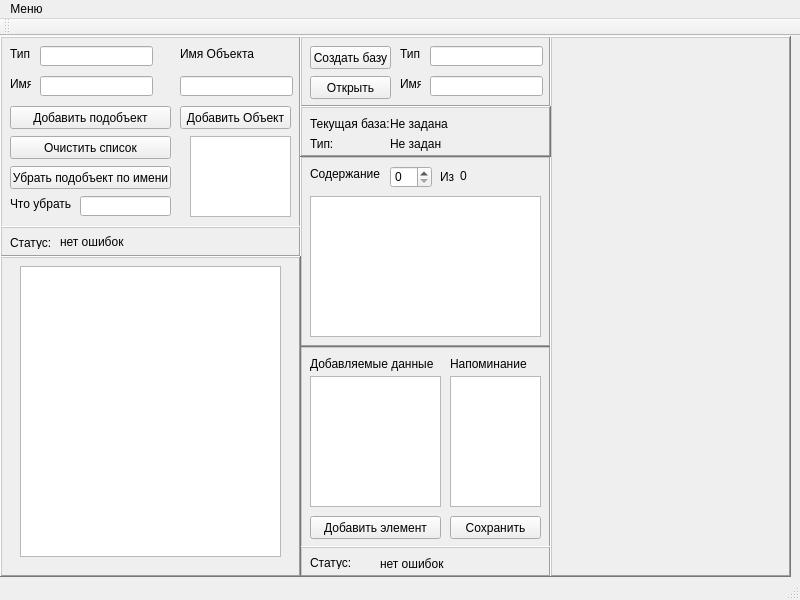
Qt form baza1/mainwindow.ui (ais1199/basa1) before a commit.
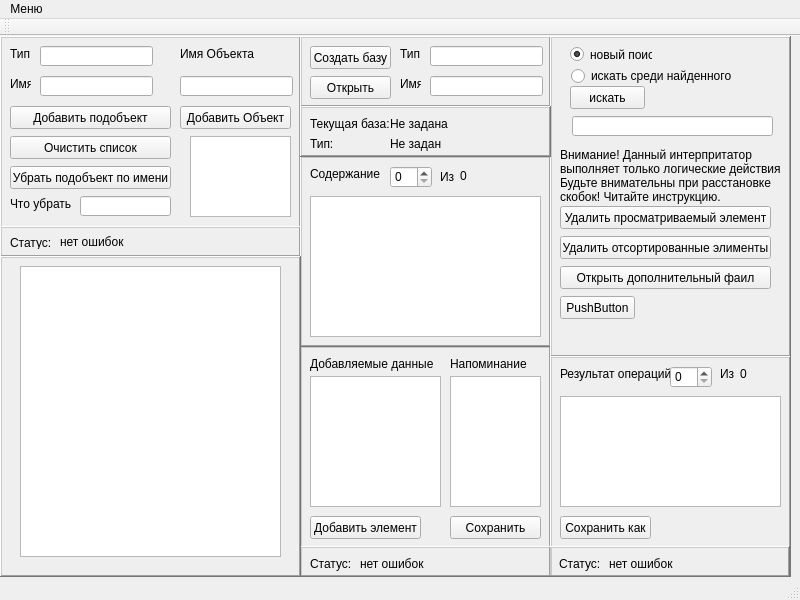
The same form after that commit.

Commit message: Создана поисковая функция. Осталось: добавить Ку диалог к кнопкам создания и сохранени. Создать функции удаления элементов. Создать функции объединения и пересечения фаилов. Создать функцию объеинения инфобаз.

What changed in the file:
```diff
--- a/baza1/mainwindow.ui
+++ b/baza1/mainwindow.ui
@@ -337,7 +337,7 @@
       <rect>
        <x>10</x>
        <y>170</y>
-       <width>131</width>
+       <width>111</width>
        <height>23</height>
       </rect>
      </property>
@@ -402,7 +402,7 @@
         <x>10</x>
         <y>10</y>
         <width>47</width>
-        <height>13</height>
+        <height>16</height>
        </rect>
       </property>
       <property name="text">
@@ -412,9 +412,9 @@
      <widget class="QLabel" name="status2">
       <property name="geometry">
        <rect>
-        <x>80</x>
+        <x>60</x>
         <y>10</y>
-        <width>161</width>
+        <width>181</width>
         <height>16</height>
        </rect>
       </property>
@@ -531,7 +531,7 @@
       <x>550</x>
       <y>0</y>
       <width>241</width>
-      <height>541</height>
+      <height>321</height>
      </rect>
     </property>
     <property name="frameShape">
@@ -540,6 +540,129 @@
     <property name="frameShadow">
      <enum>QFrame::Raised</enum>
     </property>
+    <widget class="QRadioButton" name="radioButton">
+     <property name="geometry">
+      <rect>
+       <x>20</x>
+       <y>10</y>
+       <width>82</width>
+       <height>17</height>
+      </rect>
+     </property>
+     <property name="text">
+      <string>новый поиск</string>
+     </property>
+     <property name="checked">
+      <bool>true</bool>
+     </property>
+    </widget>
+    <widget class="QRadioButton" name="radioButton_2">
+     <property name="geometry">
+      <rect>
+       <x>21</x>
+       <y>30</y>
+       <width>161</width>
+       <height>20</height>
+      </rect>
+     </property>
+     <property name="text">
+      <string>искать среди найденного</string>
+     </property>
+    </widget>
+    <widget class="QLineEdit" name="log">
+     <property name="geometry">
+      <rect>
+       <x>22</x>
+       <y>80</y>
+       <width>201</width>
+       <height>20</height>
+      </rect>
+     </property>
+    </widget>
+    <widget class="QLabel" name="label_18">
+     <property name="geometry">
+      <rect>
+       <x>10</x>
+       <y>110</y>
+       <width>221</width>
+       <height>61</height>
+      </rect>
+     </property>
+     <property name="text">
+      <string>&lt;html&gt;&lt;head/&gt;&lt;body&gt;&lt;p&gt;Внимание! Данный интерпритатор &lt;br/&gt;выполняет только логические действия! &lt;br/&gt;Будьте внимательны при расстановке &lt;br/&gt;скобок! Читайте инструкцию.&lt;/p&gt;&lt;/body&gt;&lt;/html&gt;</string>
+     </property>
+     <property name="textFormat">
+      <enum>Qt::AutoText</enum>
+     </property>
+     <property name="scaledContents">
+      <bool>false</bool>
+     </property>
+    </widget>
+    <widget class="QPushButton" name="serch">
+     <property name="geometry">
+      <rect>
+       <x>20</x>
+       <y>50</y>
+       <width>75</width>
+       <height>23</height>
+      </rect>
+     </property>
+     <property name="text">
+      <string>искать</string>
+     </property>
+    </widget>
+    <widget class="QPushButton" name="pushButton_3">
+     <property name="geometry">
+      <rect>
+       <x>10</x>
+       <y>170</y>
+       <width>211</width>
+       <height>23</height>
+      </rect>
+     </property>
+     <property name="text">
+      <string>Удалить просматриваемый элемент</string>
+     </property>
+    </widget>
+    <widget class="QPushButton" name="pushButton_4">
+     <property name="geometry">
+      <rect>
+       <x>10</x>
+       <y>200</y>
+       <width>211</width>
+       <height>23</height>
+      </rect>
+     </property>
+     <property name="text">
+      <string>Удалить отсортированные элименты</string>
+     </property>
+    </widget>
+    <widget class="QPushButton" name="pushButton_5">
+     <property name="geometry">
+      <rect>
+       <x>10</x>
+       <y>230</y>
+       <width>211</width>
+       <height>23</height>
+      </rect>
+     </property>
+     <property name="text">
+      <string>Открыть дополнительный фаил</string>
+     </property>
+    </widget>
+    <widget class="QPushButton" name="pushButton_6">
+     <property name="geometry">
+      <rect>
+       <x>10</x>
+       <y>260</y>
+       <width>75</width>
+       <height>23</height>
+      </rect>
+     </property>
+     <property name="text">
+      <string>PushButton</string>
+     </property>
+    </widget>
    </widget>
    <widget class="QFrame" name="frame_7">
     <property name="geometry">
@@ -635,6 +758,136 @@
      </property>
     </widget>
    </widget>
+   <widget class="QFrame" name="frame_10">
+    <property name="geometry">
+     <rect>
+      <x>550</x>
+      <y>320</y>
+      <width>241</width>
+      <height>221</height>
+     </rect>
+    </property>
+    <property name="frameShape">
+     <enum>QFrame::WinPanel</enum>
+    </property>
+    <property name="frameShadow">
+     <enum>QFrame::Raised</enum>
+    </property>
+    <widget class="QPlainTextEdit" name="datalist2">
+     <property name="geometry">
+      <rect>
+       <x>10</x>
+       <y>40</y>
+       <width>221</width>
+       <height>111</height>
+      </rect>
+     </property>
+    </widget>
+    <widget class="QLabel" name="label_17">
+     <property name="geometry">
+      <rect>
+       <x>10</x>
+       <y>10</y>
+       <width>111</width>
+       <height>16</height>
+      </rect>
+     </property>
+     <property name="text">
+      <string>Результат операций</string>
+     </property>
+    </widget>
+    <widget class="QSpinBox" name="spinBox2">
+     <property name="geometry">
+      <rect>
+       <x>120</x>
+       <y>10</y>
+       <width>42</width>
+       <height>22</height>
+      </rect>
+     </property>
+    </widget>
+    <widget class="QLabel" name="label_13">
+     <property name="geometry">
+      <rect>
+       <x>170</x>
+       <y>10</y>
+       <width>21</width>
+       <height>16</height>
+      </rect>
+     </property>
+     <property name="text">
+      <string>Из</string>
+     </property>
+    </widget>
+    <widget class="QLabel" name="lim2">
+     <property name="geometry">
+      <rect>
+       <x>190</x>
+       <y>10</y>
+       <width>41</width>
+       <height>16</height>
+      </rect>
+     </property>
+     <property name="text">
+      <string>0</string>
+     </property>
+    </widget>
+    <widget class="QPushButton" name="pushButton_2">
+     <property name="geometry">
+      <rect>
+       <x>10</x>
+       <y>160</y>
+       <width>91</width>
+       <height>23</height>
+      </rect>
+     </property>
+     <property name="text">
+      <string>Сохранить как</string>
+     </property>
+    </widget>
+    <widget class="QFrame" name="frame_11">
+     <property name="geometry">
+      <rect>
+       <x>-1</x>
+       <y>190</y>
+       <width>241</width>
+       <height>31</height>
+      </rect>
+     </property>
+     <property name="frameShape">
+      <enum>QFrame::WinPanel</enum>
+     </property>
+     <property name="frameShadow">
+      <enum>QFrame::Raised</enum>
+     </property>
+     <widget class="QLabel" name="label_16">
+      <property name="geometry">
+       <rect>
+        <x>10</x>
+        <y>10</y>
+        <width>47</width>
+        <height>16</height>
+       </rect>
+      </property>
+      <property name="text">
+       <string>Статус:</string>
+      </property>
+     </widget>
+     <widget class="QLabel" name="status3">
+      <property name="geometry">
+       <rect>
+        <x>60</x>
+        <y>10</y>
+        <width>171</width>
+        <height>16</height>
+       </rect>
+      </property>
+      <property name="text">
+       <string>нет ошибок</string>
+      </property>
+     </widget>
+    </widget>
+   </widget>
   </widget>
   <widget class="QMenuBar" name="menuBar">
    <property name="geometry">
```
The commit also changes 4 other files.
